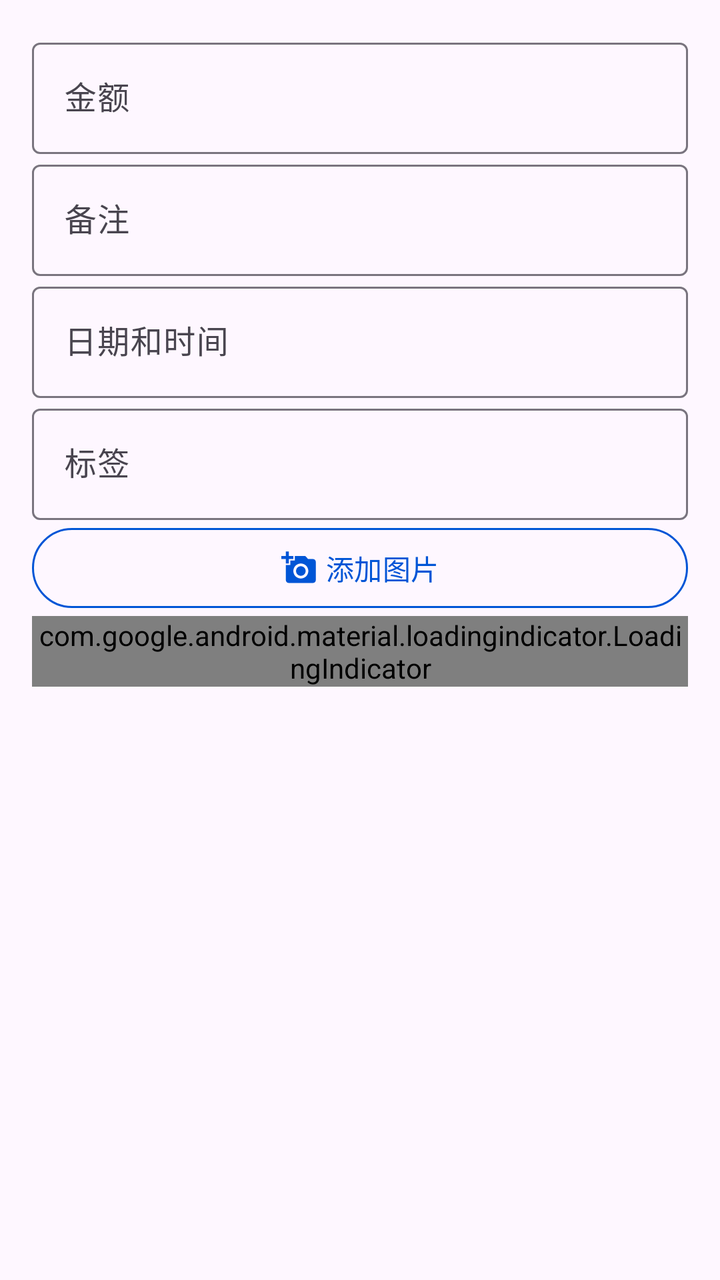
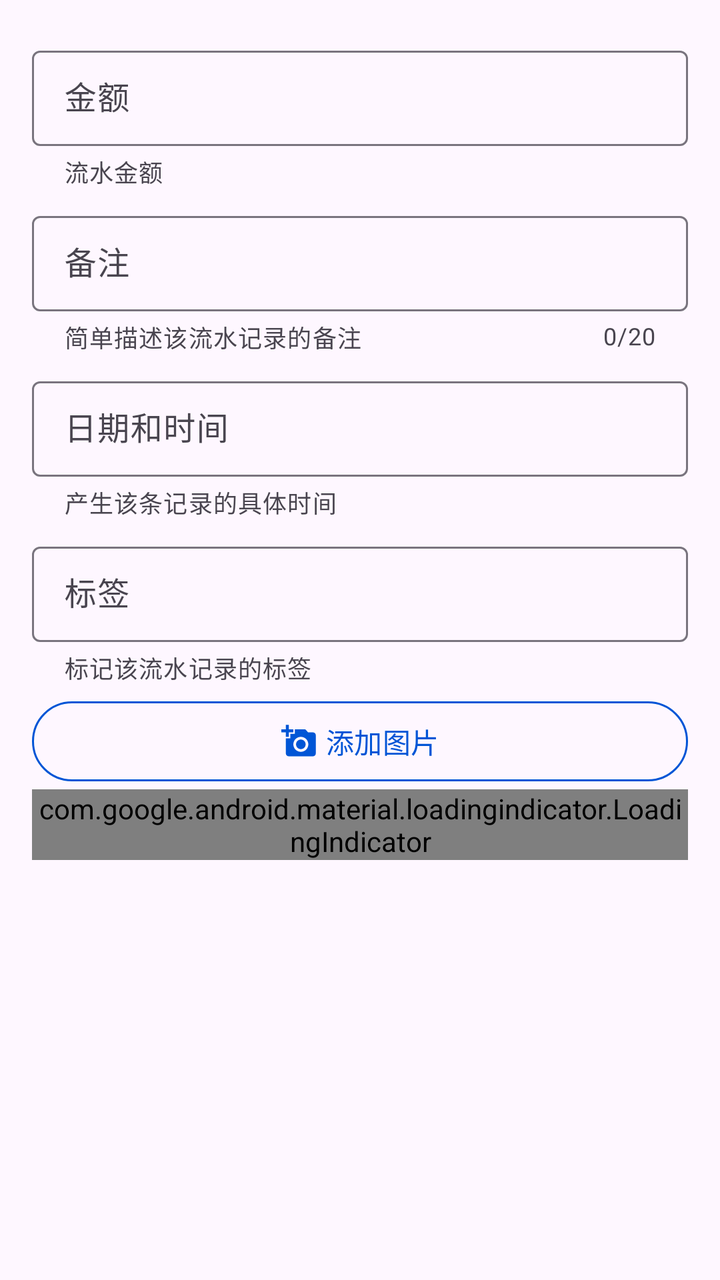

The first picture is an Android layout as it rendered before a commit; the second is the same layout after the commit. The layout source and the unified diff follow.
<!-- AndroidManifest.xml: application theme Theme.ManagerAssistant.Static -->
<!-- res/layout/fragment_expense.xml -->
<?xml version="1.0" encoding="utf-8"?>
<androidx.core.widget.NestedScrollView xmlns:android="http://schemas.android.com/apk/res/android"
    xmlns:app="http://schemas.android.com/apk/res-auto"
    android:id="@+id/root_layout"
    android:layout_width="match_parent"
    android:layout_height="match_parent"
    android:orientation="vertical"
    android:padding="16dp">

    <LinearLayout
        android:layout_width="match_parent"
        android:layout_height="wrap_content"
        android:orientation="vertical">

        <com.google.android.material.textfield.TextInputLayout
            android:id="@+id/amount_layout"
            android:layout_width="match_parent"
            android:layout_height="wrap_content"
            app:endIconDrawable="@drawable/baseline_clear_24"
            app:endIconMode="clear_text">

            <com.google.android.material.textfield.TextInputEditText
                android:id="@+id/amount_input"
                style="@style/UserInputEditTextStyle"
                android:layout_width="match_parent"
                android:layout_height="wrap_content"
                android:hint="@string/amount"
                android:inputType="numberDecimal" />
        </com.google.android.material.textfield.TextInputLayout>

        <com.google.android.material.textfield.TextInputLayout
            android:id="@+id/remark_layout"
            android:layout_width="match_parent"
            android:layout_height="wrap_content"
            android:hint="@string/remark"
            app:endIconDrawable="@drawable/baseline_clear_24"
            app:endIconMode="clear_text">

            <com.google.android.material.textfield.TextInputEditText
                android:id="@+id/remark_input"
                style="@style/UserInputEditTextStyle"
                android:layout_width="match_parent"
                android:layout_height="wrap_content" />
        </com.google.android.material.textfield.TextInputLayout>

        <com.google.android.material.textfield.TextInputLayout
            android:id="@+id/datetime_layout"
            android:layout_width="match_parent"
            android:layout_height="wrap_content"
            android:hint="@string/date_time">

            <com.google.android.material.textfield.MaterialAutoCompleteTextView
                android:id="@+id/datetime_input"
                style="@style/ClickableAutoCompleteTextViewStyle"
                android:layout_width="match_parent"
                android:layout_height="wrap_content" />
        </com.google.android.material.textfield.TextInputLayout>

        <com.google.android.material.textfield.TextInputLayout
            android:id="@+id/running_account_tag_layout"
            android:layout_width="match_parent"
            android:layout_height="wrap_content"
            android:hint="@string/tag">

            <com.google.android.material.textfield.MaterialAutoCompleteTextView
                android:id="@+id/running_account_tag_input"
                style="@style/ClickableAutoCompleteTextViewStyle"
                android:layout_width="match_parent"
                android:layout_height="wrap_content" />
        </com.google.android.material.textfield.TextInputLayout>

        
        <LinearLayout
            android:layout_width="match_parent"
            android:layout_height="wrap_content"
            android:gravity="center"
            android:orientation="horizontal">

            <com.google.android.material.button.MaterialButton
                android:id="@+id/picture_add"
                style="@style/OutlinedBtnStyle"
                android:layout_width="0dp"
                android:layout_height="wrap_content"
                android:layout_marginStart="0dp"
                android:layout_marginEnd="0dp"
                android:layout_weight="1"
                android:text="@string/add_picture"
                app:icon="@drawable/baseline_add_a_photo_24"
                app:iconGravity="textStart" />

            <com.google.android.material.button.MaterialButton
                android:id="@+id/picture_delete_btn"
                android:layout_width="0dp"
                android:layout_height="wrap_content"
                android:layout_marginStart="10dp"
                android:layout_weight="1"
                android:text="@string/delete_picture"
                android:visibility="gone"
                app:icon="@drawable/baseline_delete_forever_24"
                app:iconGravity="textStart" />
        </LinearLayout>

        <com.google.android.material.loadingindicator.LoadingIndicator
            android:id="@+id/loading_indicator"
            android:layout_width="wrap_content"
            android:layout_height="wrap_content"
            android:layout_gravity="center_horizontal" />

        <androidx.recyclerview.widget.RecyclerView
            android:id="@+id/picture_recycler"
            android:layout_width="match_parent"
            android:layout_height="0dp"
            android:layout_weight="1"
            android:nestedScrollingEnabled="false" />
    </LinearLayout>
</androidx.core.widget.NestedScrollView>
<!-- resources referenced by this layout -->
<resources>
  <!-- drawable baseline_clear_24 (drawable) -->
  <vector xmlns:android="http://schemas.android.com/apk/res/android" android:height="24dp" android:tint="#000000" android:viewportHeight="24" android:viewportWidth="24" android:width="24dp">
        
      <path android:fillColor="@android:color/white" android:pathData="M19,6.41L17.59,5 12,10.59 6.41,5 5,6.41 10.59,12 5,17.59 6.41,19 12,13.41 17.59,19 19,17.59 13.41,12z"/>
      
  </vector>
  <!-- drawable baseline_delete_forever_24 (drawable) -->
  <vector xmlns:android="http://schemas.android.com/apk/res/android" android:height="24dp" android:tint="#000000" android:viewportHeight="24" android:viewportWidth="24" android:width="24dp">
        
      <path android:fillColor="@android:color/white" android:pathData="M6,19c0,1.1 0.9,2 2,2h8c1.1,0 2,-0.9 2,-2L18,7L6,7v12zM8.46,11.88l1.41,-1.41L12,12.59l2.12,-2.12 1.41,1.41L13.41,14l2.12,2.12 -1.41,1.41L12,15.41l-2.12,2.12 -1.41,-1.41L10.59,14l-2.13,-2.12zM15.5,4l-1,-1h-5l-1,1L5,4v2h14L19,4z"/>
      
  </vector>
  <string name="add_picture">添加图片</string>
  <string name="amount">金额</string>
  <string name="date_time">日期和时间</string>
  <string name="delete_picture">删除图片</string>
  <string name="remark">备注</string>
  <string name="tag">标签</string>
  <style name="ClickableAutoCompleteTextViewStyle" parent="Widget.Material3.AutoCompleteTextView.OutlinedBox">
          <item name="android:inputType">none</item>
          <item name="android:textColorHighlight">?attr/colorControlHighlight</item>
      </style>
  <style name="OutlinedBtnStyle" parent="Widget.Material3.Button.OutlinedButton">
          <item name="android:textColor">?attr/colorPrimary</item>
          <item name="strokeColor">?attr/colorPrimary</item>
          <item name="strokeWidth">1dp</item>
          <item name="android:layout_marginStart">10dp</item>
          <item name="android:layout_marginEnd">10dp</item>
      </style>
  <style name="UserInputEditTextStyle" parent="Widget.Material3.TextInputEditText.OutlinedBox">
          <item name="android:inputType">text</item>
          <item name="android:textColorHighlight">?attr/colorSurfaceVariant</item>
          <item name="android:maxLength">20</item>
      </style>
  <color name="color_primary">#0055d6</color>
  <color name="color_on_primary">#ffffff</color>
  <color name="color_primary_container">#d8e1fe</color>
  <color name="color_secondary_container">#e0e1ff</color>
  <color name="color_surface">#faf9ff</color>
  <color name="color_surface_container">#ebedfa</color>
  <color name="color_surface_container_low">#edeffc</color>
  <style name="ToolBarStyle" parent="Widget.Material3.Toolbar">
          <item name="android:backgroundTint">?attr/colorSurface</item>
          <item name="navigationIconTint">?attr/colorPrimary</item>
          <item name="contentInsetStart">10dp</item>
          <item name="titleTextAppearance">@style/TitleStyle</item>
      </style>
  <style name="TitleStyle">
          <item name="android:textSize">23sp</item>
      </style>
  <!-- unchanged entries left out for length: 2 -->
</resources>

<!-- the commit's change to res/layout/fragment_expense.xml (unified diff, before → after) -->
@@ -14,10 +14,13 @@
 
         <com.google.android.material.textfield.TextInputLayout
             android:id="@+id/amount_layout"
+            style="@style/CommonTextInputLayoutStyle"
             android:layout_width="match_parent"
             android:layout_height="wrap_content"
+            app:counterEnabled="false"
             app:endIconDrawable="@drawable/baseline_clear_24"
-            app:endIconMode="clear_text">
+            app:endIconMode="clear_text"
+            app:helperText="@string/account_amount_help">
 
             <com.google.android.material.textfield.TextInputEditText
                 android:id="@+id/amount_input"
@@ -30,11 +33,14 @@
 
         <com.google.android.material.textfield.TextInputLayout
             android:id="@+id/remark_layout"
+            style="@style/CommonTextInputLayoutStyle"
             android:layout_width="match_parent"
             android:layout_height="wrap_content"
             android:hint="@string/remark"
+            app:counterMaxLength="20"
             app:endIconDrawable="@drawable/baseline_clear_24"
-            app:endIconMode="clear_text">
+            app:endIconMode="clear_text"
+            app:helperText="@string/account_remark_help">
 
             <com.google.android.material.textfield.TextInputEditText
                 android:id="@+id/remark_input"
@@ -45,26 +51,32 @@
 
         <com.google.android.material.textfield.TextInputLayout
             android:id="@+id/datetime_layout"
+            style="@style/CommonTextInputLayoutStyle"
             android:layout_width="match_parent"
             android:layout_height="wrap_content"
-            android:hint="@string/date_time">
+            android:hint="@string/date_time"
+            app:counterEnabled="false"
+            app:helperText="@string/account_datetime_help">
 
             <com.google.android.material.textfield.MaterialAutoCompleteTextView
                 android:id="@+id/datetime_input"
-                style="@style/ClickableAutoCompleteTextViewStyle"
+                style="@style/AutoCompleteTextViewStyle"
                 android:layout_width="match_parent"
                 android:layout_height="wrap_content" />
         </com.google.android.material.textfield.TextInputLayout>
 
         <com.google.android.material.textfield.TextInputLayout
             android:id="@+id/running_account_tag_layout"
+            style="@style/CommonTextInputLayoutStyle"
             android:layout_width="match_parent"
             android:layout_height="wrap_content"
-            android:hint="@string/tag">
+            android:hint="@string/tag"
+            app:counterEnabled="false"
+            app:helperText="@string/account_tag_help">
 
             <com.google.android.material.textfield.MaterialAutoCompleteTextView
                 android:id="@+id/running_account_tag_input"
-                style="@style/ClickableAutoCompleteTextViewStyle"
+                style="@style/AutoCompleteTextViewStyle"
                 android:layout_width="match_parent"
                 android:layout_height="wrap_content" />
         </com.google.android.material.textfield.TextInputLayout>
<!-- resource entries referenced after the edit -->
@@ -12,15 +12,26 @@
       <path android:fillColor="@android:color/white" android:pathData="M6,19c0,1.1 0.9,2 2,2h8c1.1,0 2,-0.9 2,-2L18,7L6,7v12zM8.46,11.88l1.41,-1.41L12,12.59l2.12,-2.12 1.41,1.41L13.41,14l2.12,2.12 -1.41,1.41L12,15.41l-2.12,2.12 -1.41,-1.41L10.59,14l-2.13,-2.12zM15.5,4l-1,-1h-5l-1,1L5,4v2h14L19,4z"/>
       
   </vector>
+  <string name="account_amount_help">流水金额</string>
+  <string name="account_datetime_help">产生该条记录的具体时间</string>
+  <string name="account_remark_help">简单描述该流水记录的备注</string>
+  <string name="account_tag_help">标记该流水记录的标签</string>
   <string name="add_picture">添加图片</string>
   <string name="amount">金额</string>
   <string name="date_time">日期和时间</string>
   <string name="delete_picture">删除图片</string>
   <string name="remark">备注</string>
   <string name="tag">标签</string>
-  <style name="ClickableAutoCompleteTextViewStyle" parent="Widget.Material3.AutoCompleteTextView.OutlinedBox">
+  <style name="AutoCompleteTextViewStyle" parent="Widget.Material3.AutoCompleteTextView.OutlinedBox.Dense">
           <item name="android:inputType">none</item>
           <item name="android:textColorHighlight">?attr/colorControlHighlight</item>
+      </style>
+  <style name="CommonTextInputLayoutStyle" parent="Widget.Material3.TextInputLayout.OutlinedBox.Dense">
+          <item name="errorEnabled">true</item>
+          <item name="counterEnabled">true</item>
+          <item name="helperTextEnabled">true</item>
+          <item name="android:layout_marginTop">4dp</item>
+          <item name="android:layout_marginBottom">4dp</item>
       </style>
   <style name="OutlinedBtnStyle" parent="Widget.Material3.Button.OutlinedButton">
           <item name="android:textColor">?attr/colorPrimary</item>
@@ -29,7 +40,7 @@
           <item name="android:layout_marginStart">10dp</item>
           <item name="android:layout_marginEnd">10dp</item>
       </style>
-  <style name="UserInputEditTextStyle" parent="Widget.Material3.TextInputEditText.OutlinedBox">
+  <style name="UserInputEditTextStyle" parent="Widget.Material3.TextInputEditText.OutlinedBox.Dense">
           <item name="android:inputType">text</item>
           <item name="android:textColorHighlight">?attr/colorSurfaceVariant</item>
           <item name="android:maxLength">20</item>
